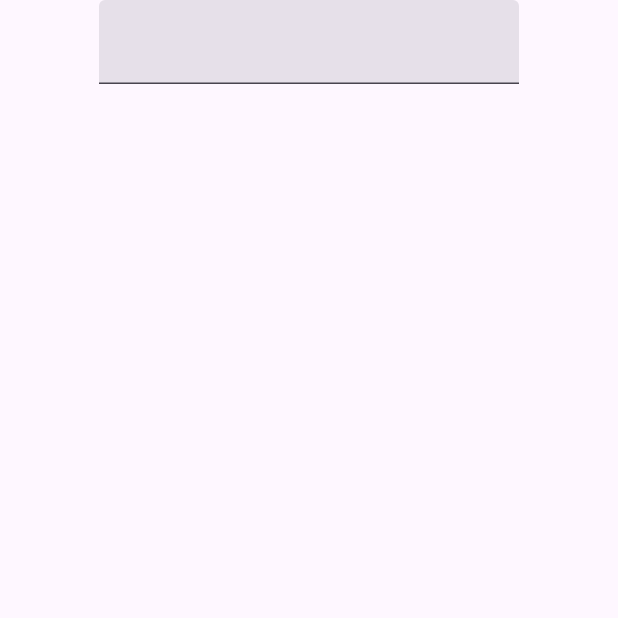
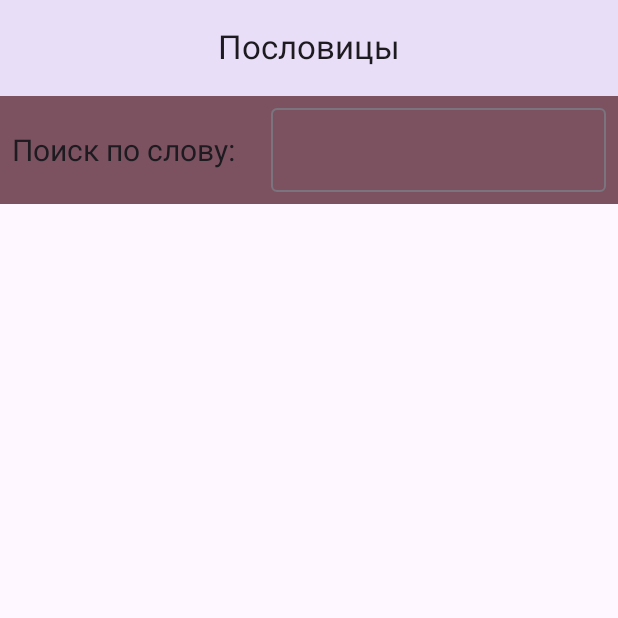
Before and after one commit to mobilesikuda/proverbs, an Android app built with Jetpack Compose: the composable ProverbsScreen called with empty values, on a phone screen of 412 x 824 dp, the top half of it. Run offline under Robolectric (Android 15) with nearby library versions, the phone set to English and light mode, and no system bars.

```diff
--- a/composeApp/src/commonMain/kotlin/ru/sikuda/mobile/proverbs/proverbs/ProverbsScreen.kt
+++ b/composeApp/src/commonMain/kotlin/ru/sikuda/mobile/proverbs/proverbs/ProverbsScreen.kt
@@ -5,13 +5,11 @@ import androidx.compose.foundation.clickable
 import androidx.compose.foundation.layout.*
 import androidx.compose.foundation.lazy.LazyColumn
 import androidx.compose.foundation.lazy.items
-import androidx.compose.material3.HorizontalDivider
-import androidx.compose.material3.MaterialTheme
-import androidx.compose.material3.Text
-import androidx.compose.material3.TextField
+import androidx.compose.material3.*
 import androidx.compose.runtime.*
 import androidx.compose.ui.Alignment
 import androidx.compose.ui.Modifier
+import androidx.compose.ui.text.TextStyle
 import androidx.compose.ui.unit.dp
 import androidx.compose.ui.unit.sp
 import kotlinx.serialization.Serializable
@@ -20,14 +18,38 @@ import ru.sikuda.mobile.proverbs.data.ProverbEntity
 @Serializable
 data class ListProverbRoute(val name: String)
 
+@OptIn(ExperimentalMaterial3Api::class)
 @Composable
 fun ProverbsScreen(
     strFind: String,
     proverbs: List<ProverbEntity>,
-    onDetailClick: (Int) -> Unit
-){
+    onDetailClick: (Int, String) -> Unit
+) {
+    Scaffold(
+        topBar = {
+            CenterAlignedTopAppBar(
+                title = {
+                    Text(
+                        "Пословицы",
+                    )
+                },
+                colors = TopAppBarDefaults.topAppBarColors(
+                    containerColor = MaterialTheme.colorScheme.secondaryContainer
+                ),
+                actions = {
+
+                }
+            )
+        },
+    ) { innerPadding ->
+        Column(
+            modifier = Modifier.padding(innerPadding)
+        ) {
             var text by remember { mutableStateOf(strFind) }
-    var proverbsFilter by remember { mutableStateOf(proverbs) }
+            var proverbsFilter = proverbs.filter {
+                it.title.contains(text) or
+                        it.description.contains(text)
+            }
 
             Column(
                 modifier = Modifier
@@ -35,19 +57,33 @@ fun ProverbsScreen(
                     .fillMaxSize(),
                 horizontalAlignment = Alignment.CenterHorizontally,
             ) {
-
-        TextField(
+                Row(
+                    modifier = Modifier
+                        .background(MaterialTheme.colorScheme.tertiary)
+                        .fillMaxWidth(),
+                    verticalAlignment = Alignment.CenterVertically, // Vertically center children
+                    horizontalArrangement = Arrangement.spacedBy(8.dp)
+                ) {
+                    Text(
+                        "Поиск по слову:",
+                        fontSize = 20.sp,
+                        modifier = Modifier.padding(8.dp),
+                    )
+                    OutlinedTextField(
                         value = text,
-            onValueChange = {
-                newText -> text = newText
-                if (newText.isEmpty())
-                    proverbsFilter = proverbs
-                else
-                    proverbsFilter = proverbs.filter { it.title.contains(newText ) or
-                        it.description.contains(newText ) }
+                        onValueChange = { newText ->
+                            text = newText
+                            proverbsFilter = proverbs.filter {
+                                it.title.contains(text) or
+                                        it.description.contains(text)
+                            }
                         },
+                        singleLine = true,
+                        textStyle = TextStyle.Default.copy(fontSize = 20.sp),
+                        modifier = Modifier.weight(1f).fillMaxWidth().padding(8.dp)
                         //label = { Text("Найти") }
                     )
+                }
 
                 LazyColumn(
                     modifier = Modifier
@@ -58,7 +94,7 @@ fun ProverbsScreen(
                     items(proverbsFilter) { item ->
                         Row(
                             Modifier
-                        .clickable(onClick = { onDetailClick(item.uid) })
+                                .clickable(onClick = { onDetailClick(item.uid, text) })
                         ) {
                             Text(
                                 text = item.title,
@@ -80,3 +116,5 @@ fun ProverbsScreen(
                 }
             }
         }
+    }
+}
```
Also changed, not shown: composeApp/src/commonMain/kotlin/ru/sikuda/mobile/proverbs/App.kt (+18 -80 lines), composeApp/src/commonMain/kotlin/ru/sikuda/mobile/proverbs/proverbdetail/ProverbDetailScreen.kt (+48 -2 lines). Lines whose indentation alone changed are shown as unchanged.
